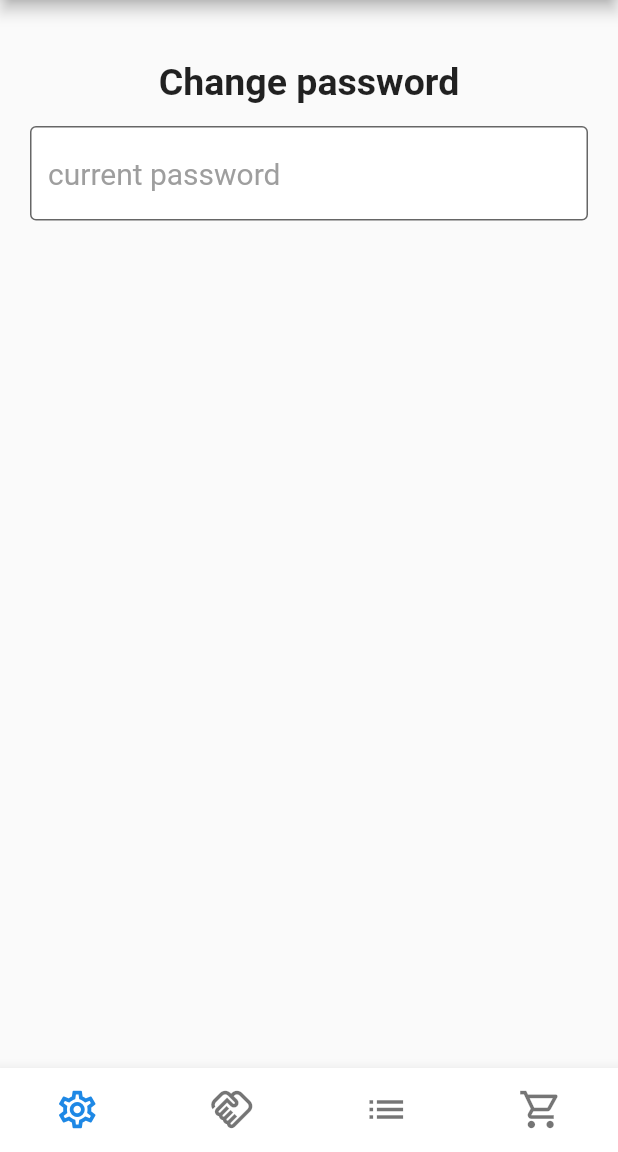
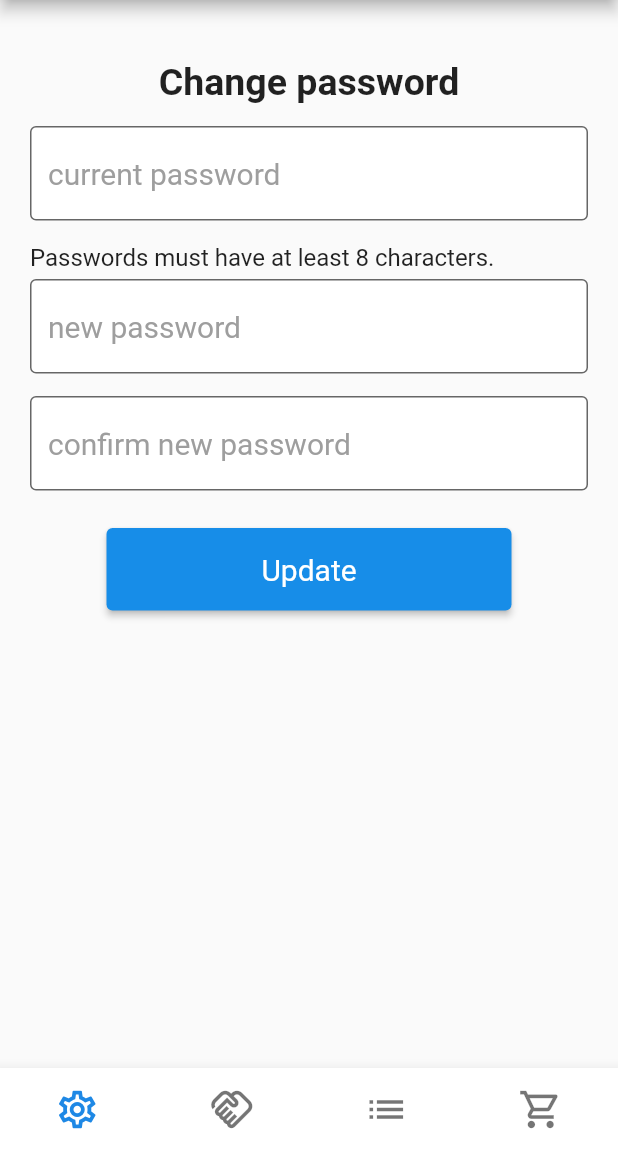
Before and after one commit to hgleos/CS4800-DeSoApp, a Flutter app: the ChangePasswordPage screen opened directly, on a phone screen of 412 x 824 dp, the part 84-1236 px from its top. Run offline on Flutter 3.47's test engine with Material 2 defaults, Android fonts, the phone set to English and light mode, and no system bars.

Commit message:
Add files via upload

```diff
--- a/android_deso_app/lib/Screens/Settings/change_password_page.dart
+++ b/android_deso_app/lib/Screens/Settings/change_password_page.dart
@@ -43,6 +43,58 @@ class _ChangePasswordPageState extends State<ChangePasswordPage> {
                     hintText: 'current password'),
               ),
             ),
+            Align(
+              alignment: Alignment.centerLeft,
+              child: Container(
+                margin: EdgeInsets.only(left: 20, right: 20, top: 15),
+                child: Text('Passwords must have at least 8 characters.',
+                    style: regularTextStyle),
+              ),
+            ),
+            Container(
+              margin: EdgeInsets.only(top: 5, left: 20, right: 20),
+              child: TextField(
+                textInputAction: TextInputAction.next,
+                maxLines: 1,
+                // text style for user input
+                style: TextStyle(fontSize: 20),
+                obscureText: true,
+                autocorrect: false,
+                enableSuggestions: false,
+                decoration: InputDecoration(
+                    fillColor: Colors.white,
+                    filled: true,
+                    border: OutlineInputBorder(),
+                    hintStyle: TextStyle(fontSize: 20, color: Colors.grey),
+                    hintText: 'new password'),
+              ),
+            ),
+            Container(
+              margin: EdgeInsets.only(top: 15, left: 20, right: 20),
+              child: TextField(
+                maxLines: 1,
+                // text style for user input
+                style: TextStyle(fontSize: 20),
+                obscureText: true,
+                autocorrect: false,
+                enableSuggestions: false,
+                decoration: InputDecoration(
+                    fillColor: Colors.white,
+                    filled: true,
+                    border: OutlineInputBorder(),
+                    hintStyle: TextStyle(fontSize: 20, color: Colors.grey),
+                    hintText: 'confirm new password'),
+              ),
+            ),
+            Container(
+              margin: EdgeInsets.only(top: 25),
+              child: ElevatedButton(
+                  onPressed: () {},
+                  style: elevatedButtonStyle,
+                  child: Text(
+                    'Update',
+                  )),
+            ),
           ],
         ),
       ),
--- a/android_deso_app/lib/Screens/Settings/settings_page.dart
+++ b/android_deso_app/lib/Screens/Settings/settings_page.dart
@@ -21,6 +21,15 @@ class SettingsPage extends StatefulWidget {
 }
 
 class _SettingsPageState extends State<SettingsPage> {
+  int selectedPage = 0;
+
+  final _pageOptions = [
+    SettingsPage(),
+    Center(child: Text('Contracts', style: boldHeading)),
+    Center(child: Text('Listings', style: boldHeading)),
+    Center(child: Text('Cart', style: boldHeading))
+  ];
+
   @override
   Widget build(BuildContext context) {
     return Scaffold(
```
